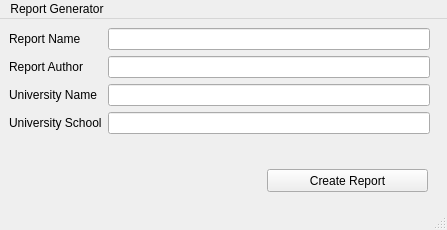
Before: the Qt Designer form report_generator/report_generator_gui/ui/report.ui in Synonymsfornotverygood/report_generator, drawn with Qt 5.
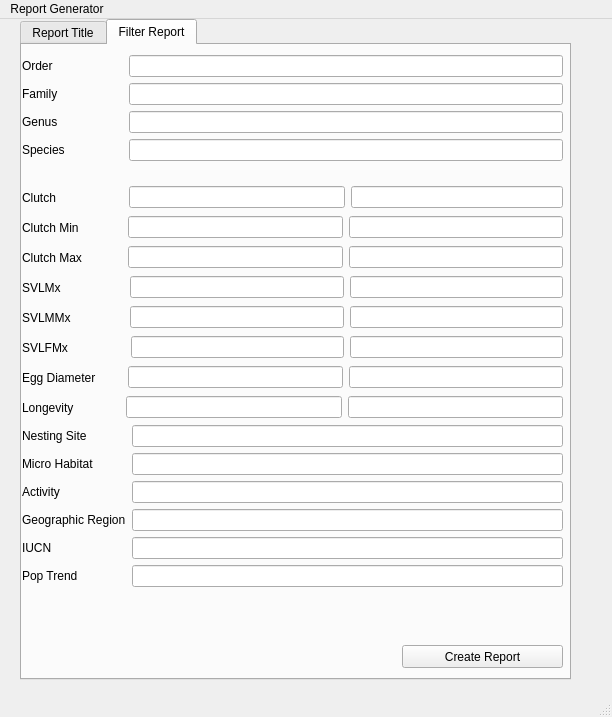
After: the same form once the commit is applied.

Patch:
```diff
--- a/report_generator/report_generator_gui/ui/report.ui
+++ b/report_generator/report_generator_gui/ui/report.ui
@@ -6,21 +6,37 @@
    <rect>
     <x>0</x>
     <y>0</y>
-    <width>447</width>
-    <height>230</height>
+    <width>612</width>
+    <height>717</height>
    </rect>
   </property>
   <property name="windowTitle">
    <string>Report Generator</string>
   </property>
   <widget class="QWidget" name="centralwidget">
+   <widget class="QTabWidget" name="tabWidget">
+    <property name="geometry">
+     <rect>
+      <x>20</x>
+      <y>0</y>
+      <width>551</width>
+      <height>661</height>
+     </rect>
+    </property>
+    <property name="currentIndex">
+     <number>1</number>
+    </property>
+    <widget class="QWidget" name="tab">
+     <attribute name="title">
+      <string>Report Title</string>
+     </attribute>
    <widget class="QWidget" name="formLayoutWidget">
     <property name="geometry">
      <rect>
-      <x>9</x>
-      <y>9</y>
-      <width>421</width>
-      <height>141</height>
+        <x>0</x>
+        <y>190</y>
+        <width>541</width>
+        <height>121</height>
      </rect>
     </property>
     <layout class="QFormLayout" name="formLayout">
@@ -69,8 +85,8 @@
    <widget class="QPushButton" name="pushButton">
     <property name="geometry">
      <rect>
-      <x>267</x>
-      <y>150</y>
+        <x>370</x>
+        <y>340</y>
       <width>161</width>
       <height>23</height>
      </rect>
@@ -80,12 +96,368 @@
     </property>
    </widget>
   </widget>
+    <widget class="QWidget" name="tab_2">
+     <attribute name="title">
+      <string>Filter Report</string>
+     </attribute>
+     <widget class="QWidget" name="formLayoutWidget_2">
+      <property name="geometry">
+       <rect>
+        <x>0</x>
+        <y>10</y>
+        <width>541</width>
+        <height>133</height>
+       </rect>
+      </property>
+      <layout class="QFormLayout" name="formLayout_2">
+       <item row="0" column="1">
+        <widget class="QLineEdit" name="orderLineEdit"/>
+       </item>
+       <item row="1" column="0">
+        <widget class="QLabel" name="familyLabel">
+         <property name="text">
+          <string>Family</string>
+         </property>
+        </widget>
+       </item>
+       <item row="1" column="1">
+        <widget class="QLineEdit" name="familyLineEdit"/>
+       </item>
+       <item row="2" column="0">
+        <widget class="QLabel" name="genusLabel">
+         <property name="text">
+          <string>Genus</string>
+         </property>
+        </widget>
+       </item>
+       <item row="2" column="1">
+        <widget class="QLineEdit" name="genusLineEdit"/>
+       </item>
+       <item row="3" column="0">
+        <widget class="QLabel" name="speciesLabel">
+         <property name="text">
+          <string>Species</string>
+         </property>
+        </widget>
+       </item>
+       <item row="3" column="1">
+        <widget class="QLineEdit" name="speciesLineEdit"/>
+       </item>
+       <item row="0" column="0">
+        <widget class="QLabel" name="orderLabel">
+         <property name="text">
+          <string>Order                     </string>
+         </property>
+        </widget>
+       </item>
+      </layout>
+     </widget>
+     <widget class="QWidget" name="formLayoutWidget_3">
+      <property name="geometry">
+       <rect>
+        <x>0</x>
+        <y>140</y>
+        <width>541</width>
+        <height>25</height>
+       </rect>
+      </property>
+      <layout class="QHBoxLayout" name="horizontalLayout">
+       <item>
+        <widget class="QLabel" name="clutchRangeMaxLabel">
+         <property name="text">
+          <string>Clutch                    </string>
+         </property>
+        </widget>
+       </item>
+       <item>
+        <widget class="QLineEdit" name="clutchRangeMaxLineEdit">
+         <property name="minimumSize">
+          <size>
+           <width>216</width>
+           <height>0</height>
+          </size>
+         </property>
+        </widget>
+       </item>
+       <item>
+        <widget class="QLineEdit" name="clutchRangeMinLineEdit">
+         <property name="maxLength">
+          <number>12767</number>
+         </property>
+        </widget>
+       </item>
+      </layout>
+     </widget>
+     <widget class="QWidget" name="formLayoutWidget_4">
+      <property name="geometry">
+       <rect>
+        <x>0</x>
+        <y>170</y>
+        <width>541</width>
+        <height>25</height>
+       </rect>
+      </property>
+      <layout class="QHBoxLayout" name="horizontalLayout_2">
+       <item>
+        <widget class="QLabel" name="clutchMinMaxLabel">
+         <property name="text">
+          <string>Clutch Min             </string>
+         </property>
+        </widget>
+       </item>
+       <item>
+        <widget class="QLineEdit" name="clutchMinMaxLineEdit"/>
+       </item>
+       <item>
+        <widget class="QLineEdit" name="clutchMinMinLineEdit"/>
+       </item>
+      </layout>
+     </widget>
+     <widget class="QPushButton" name="pushButton_2">
+      <property name="geometry">
+       <rect>
+        <x>380</x>
+        <y>600</y>
+        <width>161</width>
+        <height>23</height>
+       </rect>
+      </property>
+      <property name="text">
+       <string>Create Report</string>
+      </property>
+     </widget>
+     <widget class="QWidget" name="formLayoutWidget_5">
+      <property name="geometry">
+       <rect>
+        <x>0</x>
+        <y>200</y>
+        <width>541</width>
+        <height>25</height>
+       </rect>
+      </property>
+      <layout class="QHBoxLayout" name="horizontalLayout_3">
+       <item>
+        <widget class="QLabel" name="clutchMinMaxLabel_2">
+         <property name="text">
+          <string>Clutch Max            </string>
+         </property>
+        </widget>
+       </item>
+       <item>
+        <widget class="QLineEdit" name="clutchMaxMinLineEdit"/>
+       </item>
+       <item>
+        <widget class="QLineEdit" name="clutchMaxMaxLineEdit_2"/>
+       </item>
+      </layout>
+     </widget>
+     <widget class="QWidget" name="formLayoutWidget_6">
+      <property name="geometry">
+       <rect>
+        <x>0</x>
+        <y>230</y>
+        <width>541</width>
+        <height>25</height>
+       </rect>
+      </property>
+      <layout class="QHBoxLayout" name="horizontalLayout_4">
+       <item>
+        <widget class="QLabel" name="clutchMinMaxLabel_3">
+         <property name="text">
+          <string>SVLMx                   </string>
+         </property>
+        </widget>
+       </item>
+       <item>
+        <widget class="QLineEdit" name="SVLMxMinLineEdit"/>
+       </item>
+       <item>
+        <widget class="QLineEdit" name="SVLMxMaxLineEdit_2"/>
+       </item>
+      </layout>
+     </widget>
+     <widget class="QWidget" name="formLayoutWidget_7">
+      <property name="geometry">
+       <rect>
+        <x>0</x>
+        <y>260</y>
+        <width>541</width>
+        <height>25</height>
+       </rect>
+      </property>
+      <layout class="QHBoxLayout" name="horizontalLayout_5">
+       <item>
+        <widget class="QLabel" name="clutchMinMaxLabel_4">
+         <property name="text">
+          <string>SVLMMx                </string>
+         </property>
+        </widget>
+       </item>
+       <item>
+        <widget class="QLineEdit" name="SVLMMxMinLineEdit"/>
+       </item>
+       <item>
+        <widget class="QLineEdit" name="SVLMMxMaxLineEdit"/>
+       </item>
+      </layout>
+     </widget>
+     <widget class="QWidget" name="formLayoutWidget_8">
+      <property name="geometry">
+       <rect>
+        <x>0</x>
+        <y>290</y>
+        <width>541</width>
+        <height>25</height>
+       </rect>
+      </property>
+      <layout class="QHBoxLayout" name="horizontalLayout_6">
+       <item>
+        <widget class="QLabel" name="clutchMinMaxLabel_5">
+         <property name="text">
+          <string>SVLFMx                 </string>
+         </property>
+        </widget>
+       </item>
+       <item>
+        <widget class="QLineEdit" name="SVLFMxMin"/>
+       </item>
+       <item>
+        <widget class="QLineEdit" name="SVLFMxMax"/>
+       </item>
+      </layout>
+     </widget>
+     <widget class="QWidget" name="formLayoutWidget_9">
+      <property name="geometry">
+       <rect>
+        <x>0</x>
+        <y>320</y>
+        <width>541</width>
+        <height>25</height>
+       </rect>
+      </property>
+      <layout class="QHBoxLayout" name="horizontalLayout_7">
+       <item>
+        <widget class="QLabel" name="clutchMinMaxLabel_6">
+         <property name="text">
+          <string>Egg Diameter        </string>
+         </property>
+        </widget>
+       </item>
+       <item>
+        <widget class="QLineEdit" name="EggDiameterMin"/>
+       </item>
+       <item>
+        <widget class="QLineEdit" name="EggDiameterMax"/>
+       </item>
+      </layout>
+     </widget>
+     <widget class="QWidget" name="formLayoutWidget_10">
+      <property name="geometry">
+       <rect>
+        <x>0</x>
+        <y>350</y>
+        <width>541</width>
+        <height>25</height>
+       </rect>
+      </property>
+      <layout class="QHBoxLayout" name="horizontalLayout_8">
+       <item>
+        <widget class="QLabel" name="clutchMinMaxLabel_7">
+         <property name="text">
+          <string>Longevity              </string>
+         </property>
+        </widget>
+       </item>
+       <item>
+        <widget class="QLineEdit" name="LongevityMin"/>
+       </item>
+       <item>
+        <widget class="QLineEdit" name="LongevityMax"/>
+       </item>
+      </layout>
+     </widget>
+     <widget class="QWidget" name="formLayoutWidget_11">
+      <property name="geometry">
+       <rect>
+        <x>0</x>
+        <y>380</y>
+        <width>541</width>
+        <height>170</height>
+       </rect>
+      </property>
+      <layout class="QFormLayout" name="formLayout_3">
+       <item row="0" column="1">
+        <widget class="QLineEdit" name="NestingSite"/>
+       </item>
+       <item row="1" column="0">
+        <widget class="QLabel" name="familyLabel_2">
+         <property name="text">
+          <string>Micro Habitat</string>
+         </property>
+        </widget>
+       </item>
+       <item row="1" column="1">
+        <widget class="QLineEdit" name="MicroHabitat"/>
+       </item>
+       <item row="2" column="0">
+        <widget class="QLabel" name="genusLabel_2">
+         <property name="text">
+          <string>Activity</string>
+         </property>
+        </widget>
+       </item>
+       <item row="2" column="1">
+        <widget class="QLineEdit" name="Activity"/>
+       </item>
+       <item row="3" column="0">
+        <widget class="QLabel" name="speciesLabel_2">
+         <property name="text">
+          <string>Geographic Region</string>
+         </property>
+        </widget>
+       </item>
+       <item row="3" column="1">
+        <widget class="QLineEdit" name="GeographicRegion"/>
+       </item>
+       <item row="0" column="0">
+        <widget class="QLabel" name="orderLabel_2">
+         <property name="text">
+          <string>Nesting Site</string>
+         </property>
+        </widget>
+       </item>
+       <item row="4" column="0">
+        <widget class="QLabel" name="iUCNLabel">
+         <property name="text">
+          <string>IUCN</string>
+         </property>
+        </widget>
+       </item>
+       <item row="4" column="1">
+        <widget class="QLineEdit" name="IUCN"/>
+       </item>
+       <item row="5" column="0">
+        <widget class="QLabel" name="popTrendLabel">
+         <property name="text">
+          <string>Pop Trend</string>
+         </property>
+        </widget>
+       </item>
+       <item row="5" column="1">
+        <widget class="QLineEdit" name="PopTrend"/>
+       </item>
+      </layout>
+     </widget>
+    </widget>
+   </widget>
+  </widget>
+  <widget class="QStatusBar" name="statusbar"/>
   <widget class="QMenuBar" name="menubar">
    <property name="geometry">
     <rect>
      <x>0</x>
      <y>0</y>
-     <width>447</width>
+     <width>612</width>
      <height>20</height>
     </rect>
    </property>
@@ -96,7 +468,6 @@
    </widget>
    <addaction name="menuReport_Generator"/>
   </widget>
-  <widget class="QStatusBar" name="statusbar"/>
  </widget>
  <resources/>
  <connections/>
```
Left out of the diff: 6 changed lines with no effect on the pictures. Lines whose indentation alone changed are shown as unchanged.
